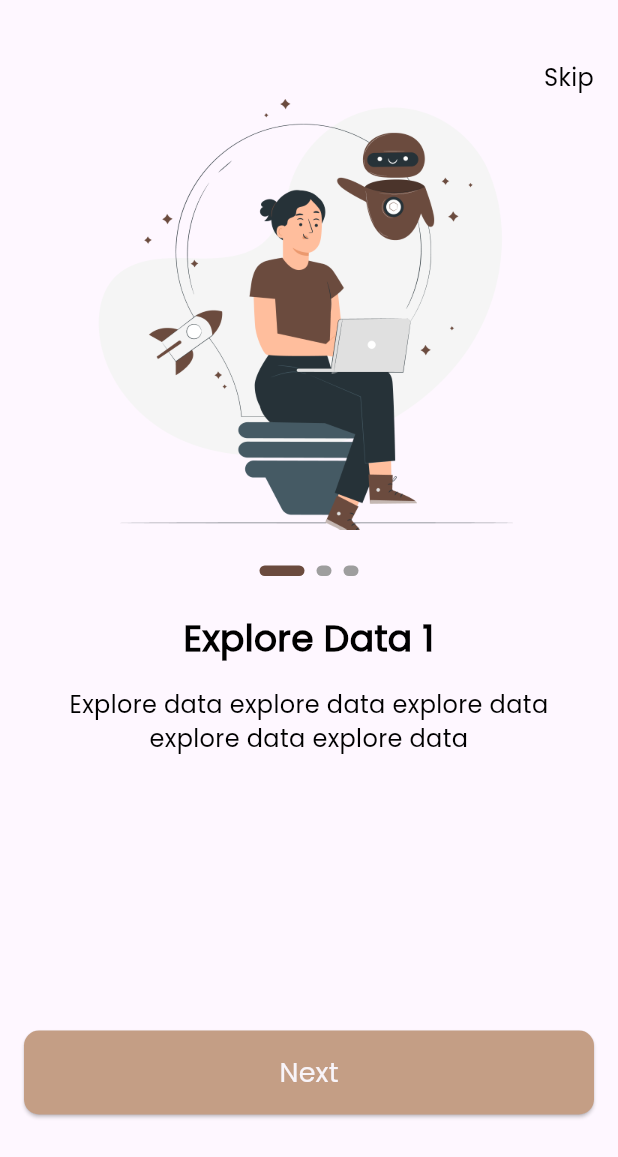
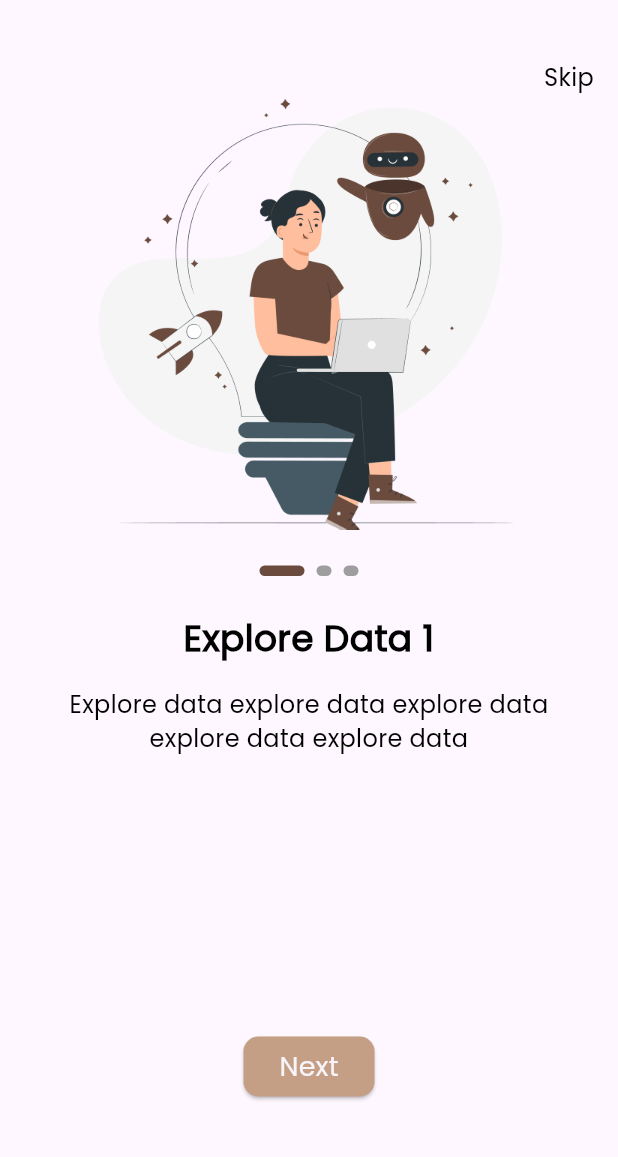
Before and after one commit to Abdualsslam/YemenHistory, a Flutter app: the screen it shows after launch, on a phone screen of 412 x 824 dp. Shown: the top 1157 px of the screen. Run offline on Flutter 3.47's test engine with Material 3 defaults, Android fonts, the phone set to English and light mode, and no system bars; drawn by our look-alikes of smooth_page_indicator; our stand-ins replace go_router.

Commit message:
Splash & On Boarding logic

```diff
--- a/lib/core/routes/app_routes.dart
+++ b/lib/core/routes/app_routes.dart
@@ -1,11 +1,14 @@
 import 'package:go_router/go_router.dart';
+import 'package:yemenhistory/featuers/auth/presentation/views/sign_in.dart';
+import 'package:yemenhistory/featuers/auth/presentation/views/sign_up.dart';
 import 'package:yemenhistory/featuers/on_boarding/presentation/views/on_boarding_view.dart';
 import 'package:yemenhistory/featuers/splash/presentation/views/splash_view.dart';
 
 final GoRouter router = GoRouter(
   routes: [
-    GoRoute(path: '/', builder: (context, state) => SplashView()),
+    GoRoute(path: '/', builder: (context, state) => const SplashView()),
     GoRoute(path: '/onBoarding', builder: (context, state) => const OnBoardingView()),
-    // GoRoute(path: 'home', builder: (context, state) => const HomeView()),
+    GoRoute(path: '/signUp', builder: (context, state) => const SignUpView()),
+    GoRoute(path: '/signIn', builder: (context, state) => const SignInView()),
   ],
 );
--- a/lib/core/widgets/custom_btn.dart
+++ b/lib/core/widgets/custom_btn.dart
@@ -3,22 +3,19 @@ import 'package:yemenhistory/core/utils/app_colors.dart';
 import 'package:yemenhistory/core/utils/app_text_styles.dart';
 
 class CustomBtn extends StatelessWidget {
-  const CustomBtn({super.key, this.color, required this.text});
+  const CustomBtn({super.key, this.color, required this.text, this.onPressed});
   final Color? color;
   final String text;
+  final VoidCallback? onPressed;
   @override
   Widget build(BuildContext context) {
-    return SizedBox(
-      width: double.infinity,
-      height: 56,
-      child: ElevatedButton(
-        onPressed: () {},
-        style: ElevatedButton.styleFrom(
-          backgroundColor: color ?? AppColors.primaryColor,
-          shape: RoundedRectangleBorder(borderRadius: BorderRadius.circular(10)),
-        ),
-        child: Text(text, style: CustomTextStyles.poppins500style24.copyWith(fontSize: 18, color: AppColors.offWhite)),
+    return ElevatedButton(
+      onPressed: onPressed,
+      style: ElevatedButton.styleFrom(
+        backgroundColor: color ?? AppColors.primaryColor,
+        shape: RoundedRectangleBorder(borderRadius: BorderRadius.circular(10)),
       ),
+      child: Text(text, style: CustomTextStyles.poppins500style24.copyWith(fontSize: 18, color: AppColors.offWhite)),
     );
   }
 }
--- a/lib/featuers/on_boarding/presentation/views/on_boarding_view.dart
+++ b/lib/featuers/on_boarding/presentation/views/on_boarding_view.dart
@@ -1,11 +1,23 @@
 import 'package:flutter/material.dart';
+import 'package:yemenhistory/core/navigation/navigation.dart';
 import 'package:yemenhistory/core/utils/app_strings.dart';
 import 'package:yemenhistory/core/widgets/custom_btn.dart';
+import 'package:yemenhistory/featuers/on_boarding/data/model/onboarding_model.dart';
 import 'package:yemenhistory/featuers/on_boarding/presentation/views/widgets/custom_nav_bar.dart';
+import 'package:yemenhistory/featuers/on_boarding/presentation/views/widgets/on_boarding_btns.dart';
 import 'package:yemenhistory/featuers/on_boarding/presentation/views/widgets/on_boarding_widget_body.dart';
 
-class OnBoardingView extends StatelessWidget {
+class OnBoardingView extends StatefulWidget {
   const OnBoardingView({super.key});
+
+  @override
+  State<OnBoardingView> createState() => _OnBoardingViewState();
+}
+
+class _OnBoardingViewState extends State<OnBoardingView> {
+  final PageController _controller = PageController(initialPage: 0);
+  int currentIndex = 0;
+
   @override
   Widget build(BuildContext context) {
     return SafeArea(
@@ -18,10 +30,18 @@ class OnBoardingView extends StatelessWidget {
                 Column(
                   children: [
                     SizedBox(height: 40),
-                    CustomNavBar(),
-                    OnBoardingWidgetBody(),
+                    CustomNavBar(onTap: () => customReplacementNavigate(context, '/signUp')),
+                    OnBoardingWidgetBody(
+                      controller: _controller,
+                      onPageChanged: (index) {
+                        setState(() {
+                          currentIndex = index;
+                        });
+                      },
+                    ),
+
                     SizedBox(height: 124),
-                    CustomBtn(text: AppStrings.next),
+                    OnBoardingBtns(controller: _controller, currentIndex: currentIndex),
                     SizedBox(height: 32),
                   ],
                 ),
--- a/lib/featuers/on_boarding/presentation/views/widgets/custom_nav_bar.dart
+++ b/lib/featuers/on_boarding/presentation/views/widgets/custom_nav_bar.dart
@@ -3,13 +3,16 @@ import 'package:yemenhistory/core/utils/app_strings.dart';
 import 'package:yemenhistory/core/utils/app_text_styles.dart';
 
 class CustomNavBar extends StatelessWidget {
-  const CustomNavBar({super.key});
-
+  const CustomNavBar({super.key, this.onTap});
+  final VoidCallback? onTap;
   @override
   Widget build(BuildContext context) {
     return Align(
       alignment: Alignment.centerRight,
-      child: Text(AppStrings.skip, style: CustomTextStyles.poppins300style16.copyWith(fontWeight: FontWeight.w400)),
+      child: GestureDetector(
+        onTap: onTap,
+        child: Text(AppStrings.skip, style: CustomTextStyles.poppins300style16.copyWith(fontWeight: FontWeight.w400)),
+      ),
     );
   }
 }
--- /dev/null
+++ b/lib/featuers/on_boarding/presentation/views/widgets/on_boarding_btns.dart
@@ -0,0 +1,41 @@
+import 'package:flutter/material.dart';
+import 'package:yemenhistory/core/navigation/navigation.dart';
+import 'package:yemenhistory/core/utils/app_strings.dart';
+import 'package:yemenhistory/core/widgets/custom_btn.dart';
+import 'package:yemenhistory/featuers/on_boarding/data/model/onboarding_model.dart';
+
+class OnBoardingBtns extends StatelessWidget {
+  const OnBoardingBtns({super.key, required this.controller, required this.currentIndex});
+  final PageController controller;
+  final int currentIndex;
+
+  @override
+  Widget build(BuildContext context) {
+    if (currentIndex == onboardingData.length - 1) {
+      return Column(
+        children: [
+          CustomBtn(
+            text: AppStrings.createAccount,
+            onPressed: () {
+              customReplacementNavigate(context, '/SignUp');
+            },
+          ),
+          SizedBox(height: 16),
+          GestureDetector(
+            onTap: () {
+              customReplacementNavigate(context, '/signIn');
+            },
+            child: Text(AppStrings.loginNow),
+          ),
+        ],
+      );
+    } else {
+      return CustomBtn(
+        text: AppStrings.next,
+        onPressed: () {
+          controller.nextPage(duration: Duration(milliseconds: 200), curve: Curves.bounceOut);
+        },
+      );
+    }
+  }
+}
--- a/lib/featuers/on_boarding/presentation/views/widgets/on_boarding_widget_body.dart
+++ b/lib/featuers/on_boarding/presentation/views/widgets/on_boarding_widget_body.dart
@@ -1,17 +1,18 @@
 import 'package:flutter/material.dart';
-import 'package:yemenhistory/core/utils/app_assets.dart';
 import 'package:yemenhistory/core/utils/app_text_styles.dart';
 import 'package:yemenhistory/featuers/on_boarding/data/model/onboarding_model.dart';
 import 'package:yemenhistory/featuers/on_boarding/presentation/views/widgets/custom_smooth_page_indicator.dart';
 
 class OnBoardingWidgetBody extends StatelessWidget {
-  const OnBoardingWidgetBody({super.key});
+  const OnBoardingWidgetBody({super.key, required this.controller, this.onPageChanged});
+  final PageController controller;
+  final Function(int)? onPageChanged;
   @override
   Widget build(BuildContext context) {
-    PageController controller = PageController();
     return SizedBox(
       height: 500,
       child: PageView.builder(
+        onPageChanged: onPageChanged,
         controller: controller,
         itemCount: onboardingData.length,
         itemBuilder: (context, index) {
```
Also changed, not shown: lib/featuers/auth/presentation/views/sign_in.dart (added, +10 -0 lines), lib/featuers/auth/presentation/views/sign_up.dart (added, +10 -0 lines).
